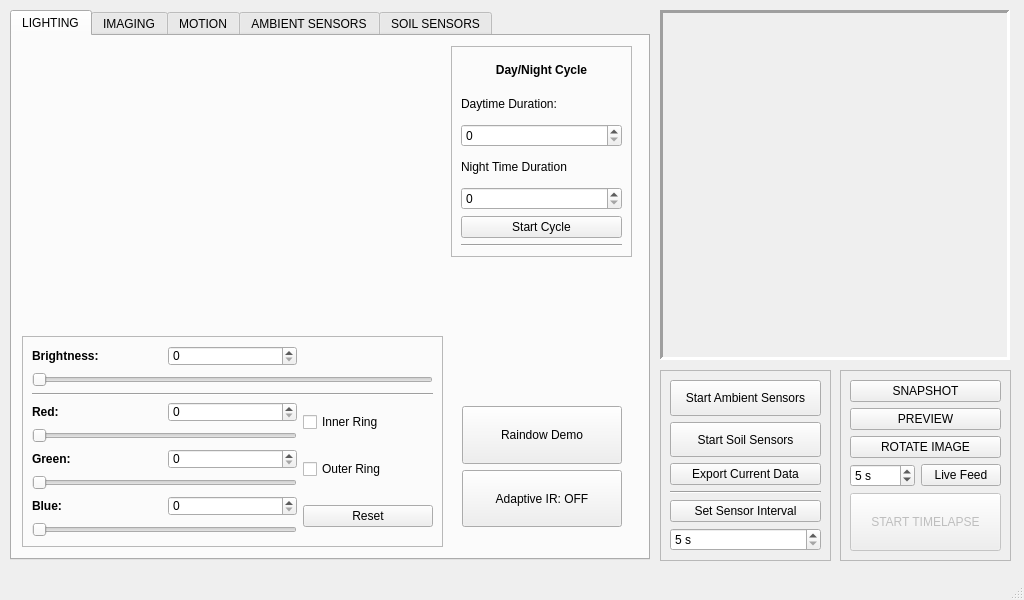
Old version of the form _ui/FlashLapse_Pro.ui in the repository CoCl-Jerry/Flashlapse_Pro_Dev.
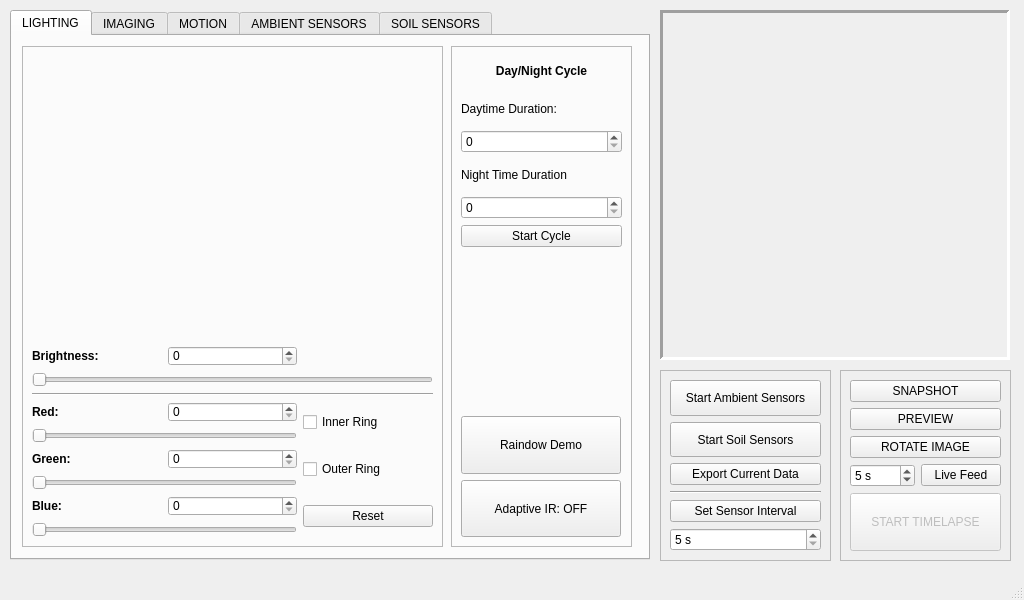
New version of the form. Icons and pictures are not drawn. Custom widgets are drawn as their Qt base class.

Patch:
```diff
--- a/_ui/FlashLapse_Pro.ui
+++ b/_ui/FlashLapse_Pro.ui
@@ -87,9 +87,9 @@
       <property name="geometry">
        <rect>
         <x>10</x>
-        <y>300</y>
+        <y>10</y>
         <width>421</width>
-        <height>211</height>
+        <height>501</height>
        </rect>
       </property>
       <property name="frameShape">
@@ -102,7 +102,7 @@
        <property name="geometry">
         <rect>
          <x>10</x>
-         <y>10</y>
+         <y>300</y>
          <width>401</width>
          <height>191</height>
         </rect>
@@ -212,6 +212,25 @@
         </item>
        </layout>
       </widget>
+      <widget class="QLabel" name="label">
+       <property name="geometry">
+        <rect>
+         <x>70</x>
+         <y>10</y>
+         <width>280</width>
+         <height>280</height>
+        </rect>
+       </property>
+       <property name="text">
+        <string/>
+       </property>
+       <property name="pixmap">
+        <pixmap>../_image/lighting-01.png</pixmap>
+       </property>
+       <property name="scaledContents">
+        <bool>true</bool>
+       </property>
+      </widget>
      </widget>
      <widget class="QFrame" name="frame_13">
       <property name="geometry">
@@ -219,7 +238,7 @@
         <x>439</x>
         <y>10</y>
         <width>181</width>
-        <height>211</height>
+        <height>501</height>
        </rect>
       </property>
       <property name="frameShape">
@@ -238,13 +257,6 @@
         </rect>
        </property>
        <layout class="QGridLayout" name="gridLayout_17">
-        <item row="6" column="0">
-         <widget class="Line" name="line_20">
-          <property name="orientation">
-           <enum>Qt::Horizontal</enum>
-          </property>
-         </widget>
-        </item>
         <item row="4" column="0">
          <widget class="QSpinBox" name="lighting_nighttime_duration_spinBox"/>
         </item>
@@ -287,11 +299,10 @@
         </item>
        </layout>
       </widget>
-     </widget>
      <widget class="QWidget" name="verticalLayoutWidget_3">
       <property name="geometry">
        <rect>
-        <x>450</x>
+         <x>10</x>
         <y>370</y>
         <width>160</width>
         <height>121</height>
@@ -326,24 +337,6 @@
        </item>
       </layout>
      </widget>
-     <widget class="QLabel" name="label">
-      <property name="geometry">
-       <rect>
-        <x>80</x>
-        <y>10</y>
-        <width>280</width>
-        <height>280</height>
-       </rect>
-      </property>
-      <property name="text">
-       <string/>
-      </property>
-      <property name="pixmap">
-       <pixmap>../_image/lighting-01.png</pixmap>
-      </property>
-      <property name="scaledContents">
-       <bool>true</bool>
-      </property>
      </widget>
     </widget>
     <widget class="QWidget" name="tab_3">
```
Lines whose indentation alone changed are shown as unchanged.
